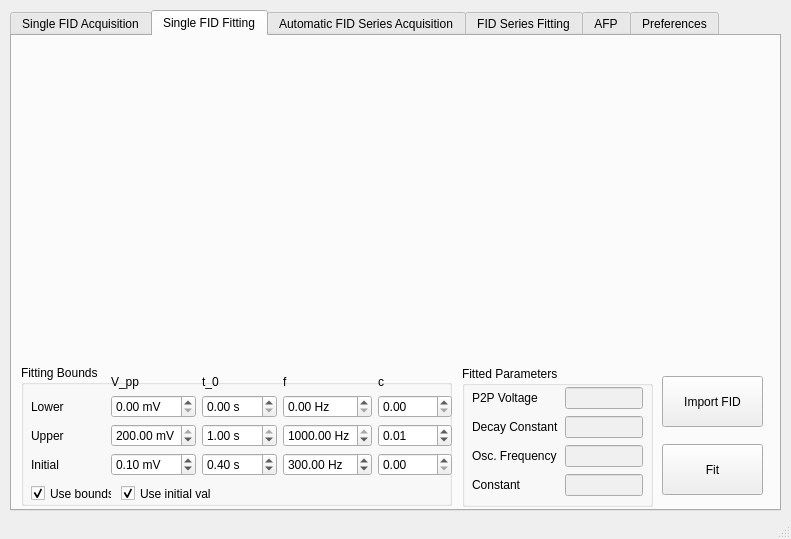
Qt form daq_ui.ui (isispolneut/flynn_nmr_control) before a commit.
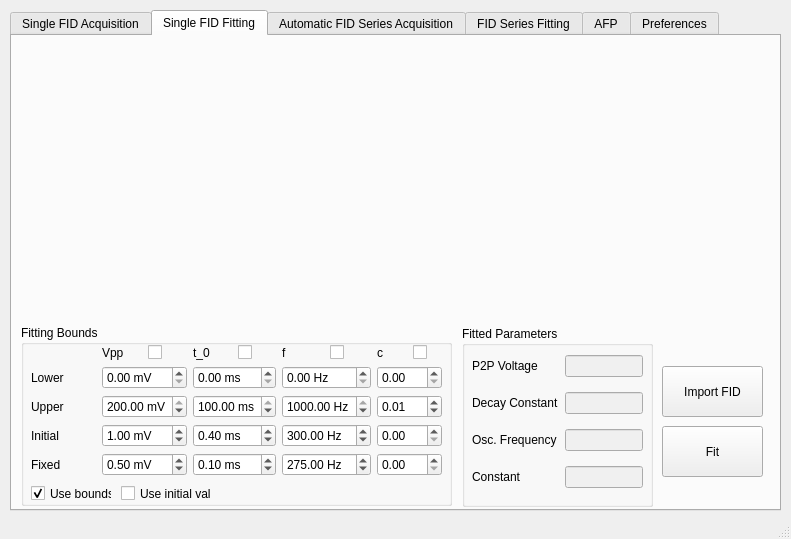
The same form after that commit. The open tabs and pages were chosen to show the change.

Commit message: Added parameter fixing to the single FID tab

Diff of the .ui file:
```diff
--- a/daq_ui.ui
+++ b/daq_ui.ui
@@ -274,7 +274,7 @@
         <x>10</x>
         <y>10</y>
         <width>741</width>
-        <height>311</height>
+        <height>261</height>
        </rect>
       </property>
       <property name="sizePolicy">
@@ -288,9 +288,9 @@
       <property name="geometry">
        <rect>
         <x>9</x>
-        <y>329</y>
+        <y>289</y>
         <width>431</width>
-        <height>141</height>
+        <height>181</height>
        </rect>
       </property>
       <property name="title">
@@ -300,19 +300,12 @@
        <property name="geometry">
         <rect>
          <x>10</x>
-         <y>10</y>
-         <width>421</width>
-         <height>101</height>
+         <y>20</y>
+         <width>411</width>
+         <height>131</height>
         </rect>
        </property>
        <layout class="QGridLayout" name="gridLayout_2">
-        <item row="0" column="3">
-         <widget class="QLabel" name="frequency_bound_label">
-          <property name="text">
-           <string>f</string>
-          </property>
-         </widget>
-        </item>
         <item row="2" column="1">
          <widget class="QDoubleSpinBox" name="vpp_bound_upper">
           <property name="suffix">
@@ -343,13 +336,6 @@
           </property>
          </widget>
         </item>
-        <item row="0" column="1">
-         <widget class="QLabel" name="vpp_bound_label">
-          <property name="text">
-           <string>V_pp</string>
-          </property>
-         </widget>
-        </item>
         <item row="1" column="1">
          <widget class="QDoubleSpinBox" name="vpp_bound_lower">
           <property name="prefix">
@@ -366,13 +352,6 @@
           </property>
          </widget>
         </item>
-        <item row="0" column="2">
-         <widget class="QLabel" name="decay_time_bound_label">
-          <property name="text">
-           <string>t_0</string>
-          </property>
-         </widget>
-        </item>
         <item row="1" column="4">
          <widget class="QDoubleSpinBox" name="constant_bound_lower">
           <property name="maximum">
@@ -406,26 +385,26 @@
         <item row="2" column="2">
          <widget class="QDoubleSpinBox" name="decay_time_bound_upper">
           <property name="suffix">
-           <string> s</string>
+           <string> ms</string>
           </property>
           <property name="maximum">
-           <double>1.000000000000000</double>
+           <double>100.000000000000000</double>
           </property>
           <property name="singleStep">
            <double>0.010000000000000</double>
           </property>
           <property name="value">
-           <double>1.000000000000000</double>
+           <double>100.000000000000000</double>
           </property>
          </widget>
         </item>
         <item row="1" column="2">
          <widget class="QDoubleSpinBox" name="decay_time_bound_lower">
           <property name="suffix">
-           <string> s</string>
+           <string> ms</string>
           </property>
           <property name="maximum">
-           <double>1.000000000000000</double>
+           <double>100.000000000000000</double>
           </property>
           <property name="singleStep">
            <double>0.010000000000000</double>
@@ -461,19 +440,6 @@
           </property>
          </widget>
         </item>
-        <item row="0" column="4">
-         <widget class="QLabel" name="constant_bound_label">
-          <property name="sizePolicy">
-           <sizepolicy hsizetype="Preferred" vsizetype="Preferred">
-            <horstretch>0</horstretch>
-            <verstretch>0</verstretch>
-           </sizepolicy>
-          </property>
-          <property name="text">
-           <string>c</string>
-          </property>
-         </widget>
-        </item>
         <item row="2" column="4">
          <widget class="QDoubleSpinBox" name="constant_bound_upper">
           <property name="maximum">
@@ -488,7 +454,7 @@
          </widget>
         </item>
         <item row="3" column="0">
-         <widget class="QLabel" name="label">
+         <widget class="QLabel" name="initial_bounds_label">
           <property name="text">
            <string>Initial</string>
           </property>
@@ -506,17 +472,17 @@
            <double>0.010000000000000</double>
           </property>
           <property name="value">
-           <double>0.100000000000000</double>
+           <double>1.000000000000000</double>
           </property>
          </widget>
         </item>
         <item row="3" column="2">
          <widget class="QDoubleSpinBox" name="decay_time_bound_initial">
           <property name="suffix">
-           <string> s</string>
+           <string> ms</string>
           </property>
           <property name="maximum">
-           <double>1.000000000000000</double>
+           <double>100.000000000000000</double>
           </property>
           <property name="singleStep">
            <double>0.010000000000000</double>
@@ -526,13 +492,153 @@
           </property>
          </widget>
         </item>
+        <item row="0" column="1">
+         <layout class="QHBoxLayout" name="vpp_bound_head_lay">
+          <item>
+           <widget class="QLabel" name="vpp_bound_label">
+            <property name="text">
+             <string>Vpp</string>
+            </property>
+           </widget>
+          </item>
+          <item>
+           <widget class="QCheckBox" name="vpp_bound_fixed_check">
+            <property name="text">
+             <string/>
+            </property>
+           </widget>
+          </item>
+         </layout>
+        </item>
+        <item row="4" column="0">
+         <widget class="QLabel" name="fixed_bounds_label">
+          <property name="text">
+           <string>Fixed</string>
+          </property>
+         </widget>
+        </item>
+        <item row="4" column="2">
+         <widget class="QDoubleSpinBox" name="decay_time_bound_fixed">
+          <property name="suffix">
+           <string> ms</string>
+          </property>
+          <property name="maximum">
+           <double>100.000000000000000</double>
+          </property>
+          <property name="singleStep">
+           <double>0.100000000000000</double>
+          </property>
+          <property name="value">
+           <double>0.100000000000000</double>
+          </property>
+         </widget>
+        </item>
+        <item row="4" column="4">
+         <widget class="QDoubleSpinBox" name="constant_bound_fixed">
+          <property name="minimum">
+           <double>0.000000000000000</double>
+          </property>
+          <property name="maximum">
+           <double>0.200000000000000</double>
+          </property>
+          <property name="singleStep">
+           <double>0.010000000000000</double>
+          </property>
+          <property name="value">
+           <double>0.000000000000000</double>
+          </property>
+         </widget>
+        </item>
+        <item row="4" column="1">
+         <widget class="QDoubleSpinBox" name="vpp_bound_fixed">
+          <property name="suffix">
+           <string> mV</string>
+          </property>
+          <property name="minimum">
+           <double>0.010000000000000</double>
+          </property>
+          <property name="maximum">
+           <double>200.000000000000000</double>
+          </property>
+          <property name="value">
+           <double>0.500000000000000</double>
+          </property>
+         </widget>
+        </item>
+        <item row="4" column="3">
+         <widget class="QDoubleSpinBox" name="frequency_bound_fixed">
+          <property name="suffix">
+           <string> Hz</string>
+          </property>
+          <property name="maximum">
+           <double>1000.000000000000000</double>
+          </property>
+          <property name="value">
+           <double>275.000000000000000</double>
+          </property>
+         </widget>
+        </item>
+        <item row="0" column="2">
+         <layout class="QHBoxLayout" name="decay_time_head_lay">
+          <item>
+           <widget class="QLabel" name="decay_time_bound_label">
+            <property name="text">
+             <string>t_0</string>
+            </property>
+           </widget>
+          </item>
+          <item>
+           <widget class="QCheckBox" name="decay_time_bound_fixed_check">
+            <property name="text">
+             <string/>
+            </property>
+           </widget>
+          </item>
+         </layout>
+        </item>
+        <item row="0" column="3">
+         <layout class="QHBoxLayout" name="frequency_head_lay">
+          <item>
+           <widget class="QLabel" name="frequency_bound_label">
+            <property name="text">
+             <string>f</string>
+            </property>
+           </widget>
+          </item>
+          <item>
+           <widget class="QCheckBox" name="frequency_bound_fixed_check">
+            <property name="text">
+             <string/>
+            </property>
+           </widget>
+          </item>
+         </layout>
+        </item>
+        <item row="0" column="4">
+         <layout class="QHBoxLayout" name="constant_head_lay">
+          <item>
+           <widget class="QLabel" name="constant_bound_label">
+            <property name="text">
+             <string>c</string>
+            </property>
+           </widget>
+          </item>
+          <item>
+           <widget class="QCheckBox" name="constant_bound_fixed_check">
+            <property name="text">
+             <string/>
+            </property>
+           </widget>
+          </item>
+         </layout>
+        </item>
        </layout>
       </widget>
       <widget class="QCheckBox" name="bounds_checkbox">
        <property name="geometry">
         <rect>
          <x>10</x>
-         <y>120</y>
+         <y>160</y>
          <width>81</width>
          <height>17</height>
         </rect>
@@ -545,10 +651,13 @@
        </property>
       </widget>
       <widget class="QCheckBox" name="initial_checkbox">
+       <property name="enabled">
+        <bool>true</bool>
+       </property>
        <property name="geometry">
         <rect>
          <x>100</x>
-         <y>120</y>
+         <y>160</y>
          <width>91</width>
          <height>17</height>
         </rect>
@@ -557,15 +666,105 @@
         <string>Use initial val</string>
        </property>
        <property name="checked">
-        <bool>true</bool>
+        <bool>false</bool>
        </property>
       </widget>
+      <widget class="QDoubleSpinBox" name="decay_time_bound_initial_2">
+       <property name="geometry">
+        <rect>
+         <x>520</x>
+         <y>110</y>
+         <width>78</width>
+         <height>20</height>
+        </rect>
+       </property>
+       <property name="suffix">
+        <string> s</string>
+       </property>
+       <property name="maximum">
+        <double>1.000000000000000</double>
+       </property>
+       <property name="singleStep">
+        <double>0.010000000000000</double>
+       </property>
+       <property name="value">
+        <double>0.400000000000000</double>
+       </property>
+      </widget>
+      <widget class="QDoubleSpinBox" name="constant_bound_initial_2">
+       <property name="geometry">
+        <rect>
+         <x>690</x>
+         <y>110</y>
+         <width>79</width>
+         <height>20</height>
+        </rect>
+       </property>
+       <property name="maximum">
+        <double>0.200000000000000</double>
+       </property>
+       <property name="singleStep">
+        <double>0.010000000000000</double>
+       </property>
+      </widget>
+      <widget class="QDoubleSpinBox" name="frequency_bound_initial_2">
+       <property name="geometry">
+        <rect>
+         <x>604</x>
+         <y>110</y>
+         <width>80</width>
+         <height>20</height>
+        </rect>
+       </property>
+       <property name="suffix">
+        <string> Hz</string>
+       </property>
+       <property name="maximum">
+        <double>1000.000000000000000</double>
+       </property>
+       <property name="singleStep">
+        <double>1.000000000000000</double>
+       </property>
+       <property name="value">
+        <double>300.000000000000000</double>
+       </property>
+      </widget>
+      <widget class="QDoubleSpinBox" name="vpp_bound_initial_2">
+       <property name="geometry">
+        <rect>
+         <x>435</x>
+         <y>110</y>
+         <width>79</width>
+         <height>20</height>
+        </rect>
+       </property>
+       <property name="suffix">
+        <string> mV</string>
+       </property>
+       <property name="maximum">
+        <double>200.000000000000000</double>
+       </property>
+       <property name="singleStep">
+        <double>0.010000000000000</double>
+       </property>
+       <property name="value">
+        <double>0.100000000000000</double>
+       </property>
+      </widget>
+      <zorder>layoutWidget</zorder>
+      <zorder>bounds_checkbox</zorder>
+      <zorder>initial_checkbox</zorder>
+      <zorder>decay_time_bound_initial_2</zorder>
+      <zorder>constant_bound_initial_2</zorder>
+      <zorder>frequency_bound_initial_2</zorder>
+      <zorder>vpp_bound_initial_2</zorder>
+      <zorder>frequency_found_label</zorder>
      </widget>
      <widget class="QPushButton" name="fit_button">
       <property name="geometry">
        <rect>
         <x>650</x>
-        <y>408</y>
+        <y>390</y>
         <width>101</width>
         <height>51</height>
        </rect>
@@ -578,9 +777,9 @@
       <property name="geometry">
        <rect>
         <x>450</x>
-        <y>330</y>
+        <y>290</y>
         <width>191</width>
-        <height>141</height>
+        <height>181</height>
        </rect>
       </property>
       <property name="title">
@@ -592,7 +791,7 @@
          <x>10</x>
          <y>20</y>
          <width>171</width>
-         <height>111</height>
+         <height>151</height>
         </rect>
        </property>
        <layout class="QGridLayout" name="gridLayout_3">
@@ -650,13 +849,6 @@
           </property>
          </widget>
         </item>
-        <item row="2" column="0">
-         <widget class="QLabel" name="frequency_found_label">
-          <property name="text">
-           <string>Osc. Frequency</string>
-          </property>
-         </widget>
-        </item>
         <item row="0" column="0">
          <widget class="QLabel" name="vpp_found_label">
           <property name="text">
@@ -664,6 +856,13 @@
           </property>
          </widget>
         </item>
+        <item row="2" column="0">
+         <widget class="QLabel" name="frequency_found_label">
+          <property name="text">
+           <string>Osc. Frequency</string>
+          </property>
+         </widget>
+        </item>
        </layout>
       </widget>
      </widget>
@@ -671,7 +870,7 @@
       <property name="geometry">
        <rect>
         <x>650</x>
-        <y>340</y>
+        <y>330</y>
         <width>101</width>
         <height>51</height>
        </rect>
@@ -1285,7 +1484,48 @@
       </property>
       <layout class="QGridLayout" name="gridLayout_6">
        <item row="0" column="1">
-        <widget class="QComboBox" name="output_terminal_combo"/>
+        <widget class="QComboBox" name="output_terminal_combo">
+         <item>
+          <property name="text">
+           <string>Dev1/ai0</string>
+          </property>
+         </item>
+         <item>
+          <property name="text">
+           <string>Dev1/ai1</string>
+          </property>
+         </item>
+         <item>
+          <property name="text">
+           <string>Dev1/ai2</string>
+          </property>
+         </item>
+         <item>
+          <property name="text">
+           <string>Dev1/ai3</string>
+          </property>
+         </item>
+         <item>
+          <property name="text">
+           <string>Dev1/ai4</string>
+          </property>
+         </item>
+         <item>
+          <property name="text">
+           <string>Dev1/ai5</string>
+          </property>
+         </item>
+         <item>
+          <property name="text">
+           <string>Dev1/ai6</string>
+          </property>
+         </item>
+         <item>
+          <property name="text">
+           <string>Dev1/ai7</string>
+          </property>
+         </item>
+        </widget>
        </item>
        <item row="0" column="0">
         <widget class="QLabel" name="output_terminal_label">
@@ -1302,7 +1542,18 @@
         </widget>
        </item>
        <item row="1" column="1">
-        <widget class="QComboBox" name="input_terminal_combo"/>
+        <widget class="QComboBox" name="input_terminal_combo">
+         <item>
+          <property name="text">
+           <string>Dev1/ao0</string>
+          </property>
+         </item>
+         <item>
+          <property name="text">
+           <string>Dev1/ao1</string>
+          </property>
+         </item>
+        </widget>
        </item>
        <item row="2" column="0">
         <widget class="QLabel" name="afp_terminal_label">
```
The commit also changes 2 other files.
